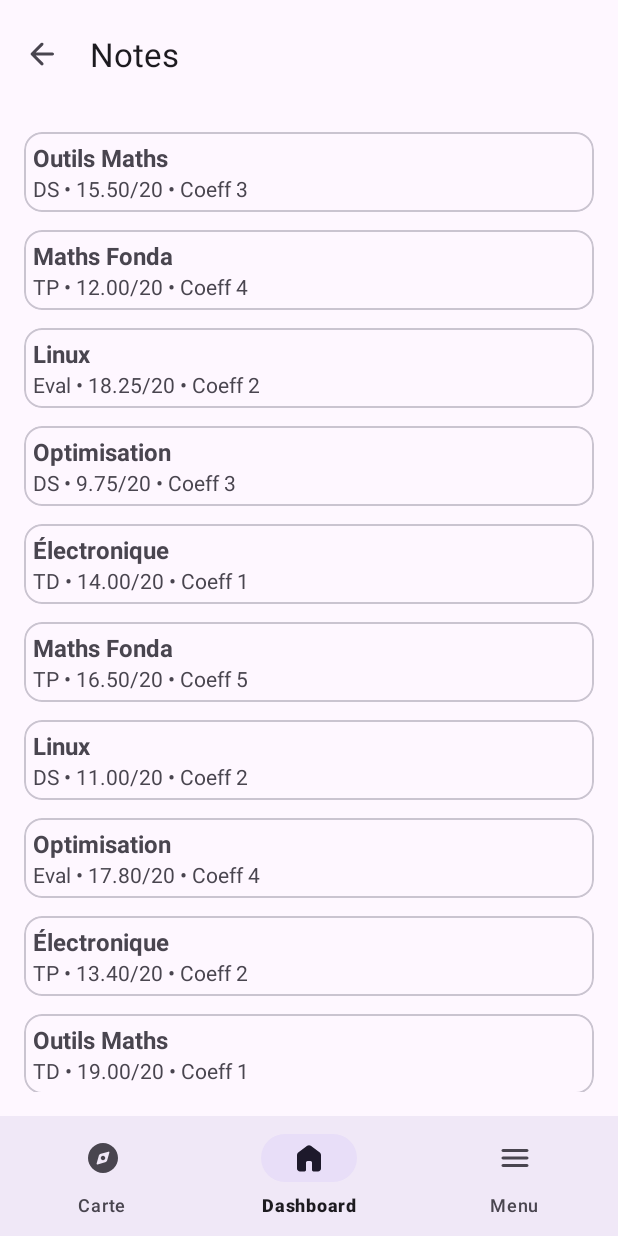
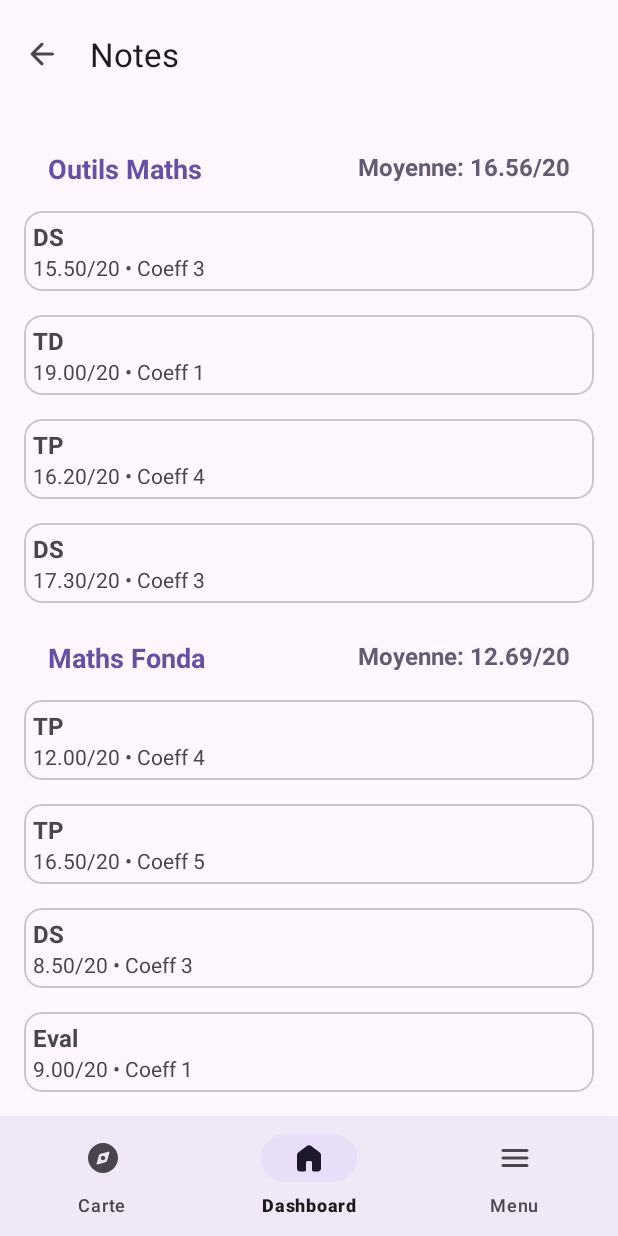
Before and after one commit to baptistedftn/myESME, an Android app: the NotesFragment screen opened through its navigation route, on a phone screen of 412 x 824 dp. Run offline under Robolectric (Android 15) with nearby library versions, the phone set to English and light mode, and no system bars; our stand-ins replace navigation-ui.

Commit message:
Notes offline OK !! (bonus pour les moyennes)

```diff
--- a/app/src/main/java/fr/sudrimaker/myesme/ui/notes/Notes.kt
+++ b/app/src/main/java/fr/sudrimaker/myesme/ui/notes/Notes.kt
@@ -6,3 +6,8 @@ data class Note(
     val coefficient: Int,
     val intitule: String
 )
+
+sealed class NotesItem {
+    data class ModuleHeader(val moduleName: String, val average: Double) : NotesItem()
+    data class NoteItem(val note: Note) : NotesItem()
+}
--- a/app/src/main/java/fr/sudrimaker/myesme/ui/notes/NotesAdapter.kt
+++ b/app/src/main/java/fr/sudrimaker/myesme/ui/notes/NotesAdapter.kt
@@ -8,27 +8,74 @@ import android.widget.TextView
 import androidx.recyclerview.widget.RecyclerView
 import fr.sudrimaker.myesme.R
 
-class NotesAdapter(private val notes: List<Note>) :
-    RecyclerView.Adapter<NotesAdapter.NoteViewHolder>() {
+class NotesAdapter(private val items: List<NotesItem>) :
+    RecyclerView.Adapter<RecyclerView.ViewHolder>() {
 
-    inner class NoteViewHolder(itemView: View) : RecyclerView.ViewHolder(itemView) {
-        val moduleText: TextView = itemView.findViewById(R.id.moduleText)
-        val detailsText: TextView = itemView.findViewById(R.id.detailsText)
+    companion object {
+        private const val TYPE_HEADER = 0
+        private const val TYPE_NOTE = 1
     }
 
-    override fun onCreateViewHolder(parent: ViewGroup, viewType: Int): NoteViewHolder {
-        val view = LayoutInflater.from(parent.context)
-            .inflate(R.layout.item_note, parent, false)
-        return NoteViewHolder(view)
+    override fun getItemViewType(position: Int): Int {
+        return when (items[position]) {
+            is NotesItem.ModuleHeader -> TYPE_HEADER
+            is NotesItem.NoteItem -> TYPE_NOTE
+        }
+    }
+
+    override fun onCreateViewHolder(parent: ViewGroup, viewType: Int): RecyclerView.ViewHolder {
+        return when (viewType) {
+            TYPE_HEADER -> {
+                val view = LayoutInflater.from(parent.context)
+                    .inflate(R.layout.item_notes_header, parent, false)
+                ModuleHeaderViewHolder(view)
+            }
+
+            TYPE_NOTE -> {
+                val view = LayoutInflater.from(parent.context)
+                    .inflate(R.layout.item_note, parent, false)
+                NoteViewHolder(view)
+            }
+
+            else -> throw IllegalArgumentException("Invalid view type")
+        }
     }
 
     @SuppressLint("SetTextI18n")
-    override fun onBindViewHolder(holder: NoteViewHolder, position: Int) {
-        val note = notes[position]
-        holder.moduleText.text = note.module
-        holder.detailsText.text =
-            "${note.intitule} • ${"%.2f".format(note.note)}/20 • Coeff ${note.coefficient}"
+    override fun onBindViewHolder(holder: RecyclerView.ViewHolder, position: Int) {
+        when (val item = items[position]) {
+            is NotesItem.ModuleHeader -> {
+                (holder as ModuleHeaderViewHolder).bind(item)
+            }
+
+            is NotesItem.NoteItem -> {
+                (holder as NoteViewHolder).bind(item.note)
+            }
+        }
     }
 
-    override fun getItemCount(): Int = notes.size
+    override fun getItemCount(): Int = items.size
+
+    inner class ModuleHeaderViewHolder(itemView: View) : RecyclerView.ViewHolder(itemView) {
+        private val moduleNameText: TextView = itemView.findViewById(R.id.moduleNameText)
+        private val moduleAverageText: TextView = itemView.findViewById(R.id.moduleAverageText)
+
+        @SuppressLint("SetTextI18n")
+        fun bind(header: NotesItem.ModuleHeader) {
+            moduleNameText.text = header.moduleName
+            moduleAverageText.text = "Moyenne: ${"%.2f".format(header.average)}/20"
+        }
+    }
+
+    inner class NoteViewHolder(itemView: View) : RecyclerView.ViewHolder(itemView) {
+        private val moduleText: TextView = itemView.findViewById(R.id.moduleText)
+        private val detailsText: TextView = itemView.findViewById(R.id.detailsText)
+
+        @SuppressLint("SetTextI18n")
+        fun bind(note: Note) {
+            moduleText.text = note.intitule
+            detailsText.text =
+                "${"%.2f".format(note.note)}/20 • Coeff ${note.coefficient}"
+        }
+    }
 }
--- a/app/src/main/java/fr/sudrimaker/myesme/ui/notes/NotesFragment.kt
+++ b/app/src/main/java/fr/sudrimaker/myesme/ui/notes/NotesFragment.kt
@@ -4,13 +4,10 @@ import android.os.Bundle
 import android.view.LayoutInflater
 import android.view.View
 import android.view.ViewGroup
-import androidx.core.widget.NestedScrollView
 import androidx.fragment.app.Fragment
-import androidx.lifecycle.ViewModelProvider
 import androidx.navigation.fragment.findNavController
 import androidx.recyclerview.widget.RecyclerView
 import androidx.recyclerview.widget.LinearLayoutManager
-import com.bumptech.glide.Glide
 import fr.sudrimaker.myesme.R
 import fr.sudrimaker.myesme.databinding.FragmentNotesBinding
 
@@ -51,18 +48,56 @@ class NotesFragment : Fragment() {
         savedInstanceState: Bundle?
     ): View {
         _binding = FragmentNotesBinding.inflate(inflater, container, false)
-        val root: View = binding.root
+        return binding.root
+    }
 
-        return root
-    }
     override fun onViewCreated(view: View, savedInstanceState: Bundle?) {
         super.onViewCreated(view, savedInstanceState)
         binding.toolbar.setOnClickListener {
             findNavController().navigate(R.id.action_global_navigation_menu_main)
         }
+
+        // Organiser les notes par module et calculer les moyennes
+        val notesItems = prepareNotesItems()
+
         val recyclerView = binding.notesRecyclerView
         recyclerView.layoutManager = LinearLayoutManager(requireContext())
-        recyclerView.adapter = NotesAdapter(notes)
+        recyclerView.adapter = NotesAdapter(notesItems)
+    }
+
+    private fun prepareNotesItems(): List<NotesItem> {
+        // Regrouper les notes par module
+        val notesByModule = notes.groupBy { it.module }
+
+        val result = mutableListOf<NotesItem>()
+
+        // Pour chaque module, calculer la moyenne et créer les items
+        notesByModule.forEach { (module, moduleNotes) ->
+            // Calculer la moyenne pondérée du module
+            var totalWeightedSum = 0.0
+            var totalCoefficients = 0
+
+            moduleNotes.forEach { note ->
+                totalWeightedSum += note.note * note.coefficient
+                totalCoefficients += note.coefficient
+            }
+
+            val average = if (totalCoefficients > 0) {
+                totalWeightedSum / totalCoefficients
+            } else {
+                0.0
+            }
+
+            // Ajouter l'en-tête du module avec sa moyenne
+            result.add(NotesItem.ModuleHeader(module, average))
+
+            // Ajouter les notes individuelles du module
+            moduleNotes.forEach { note ->
+                result.add(NotesItem.NoteItem(note))
+            }
+        }
+
+        return result
     }
 
     override fun onDestroyView() {
--- a/app/src/main/res/layout/item_note.xml
+++ b/app/src/main/res/layout/item_note.xml
@@ -3,7 +3,7 @@
     style="?attr/materialCardViewOutlinedStyle"
     android:layout_width="match_parent"
     android:layout_height="wrap_content"
-    android:layout_marginTop="4dp"
+    android:layout_marginTop="8dp"
     android:layout_marginBottom="8dp"
     android:elevation="4dp"
     android:padding="12dp">
@@ -18,7 +18,7 @@
             android:id="@+id/moduleText"
             android:layout_width="wrap_content"
             android:layout_height="wrap_content"
-            android:text="Module"
+            android:text="Intitulé"
             android:textSize="16sp"
             android:textStyle="bold" />
 
@@ -26,7 +26,7 @@
             android:id="@+id/detailsText"
             android:layout_width="match_parent"
             android:layout_height="wrap_content"
-            android:text="Intitulé • Note • Coeff"
+            android:text="Note • Coeff"
             android:textSize="14sp" />
     </LinearLayout>
 
--- /dev/null
+++ b/app/src/main/res/layout/item_notes_header.xml
@@ -0,0 +1,33 @@
+<?xml version="1.0" encoding="utf-8"?>
+<androidx.constraintlayout.widget.ConstraintLayout xmlns:android="http://schemas.android.com/apk/res/android"
+    xmlns:app="http://schemas.android.com/apk/res-auto"
+    android:layout_width="match_parent"
+    android:layout_height="wrap_content"
+    android:paddingTop="16dp"
+    android:paddingBottom="8dp">
+
+    <TextView
+        android:id="@+id/moduleNameText"
+        android:layout_width="0dp"
+        android:layout_height="wrap_content"
+        android:layout_marginStart="16dp"
+        android:layout_marginEnd="16dp"
+        android:textColor="@color/primary"
+        android:textSize="18sp"
+        android:textStyle="bold"
+        app:layout_constraintEnd_toStartOf="@id/moduleAverageText"
+        app:layout_constraintStart_toStartOf="parent"
+        app:layout_constraintTop_toTopOf="parent" />
+
+    <TextView
+        android:id="@+id/moduleAverageText"
+        android:layout_width="wrap_content"
+        android:layout_height="wrap_content"
+        android:layout_marginEnd="16dp"
+        android:textColor="@color/secondary"
+        android:textSize="16sp"
+        android:textStyle="bold"
+        app:layout_constraintEnd_toEndOf="parent"
+        app:layout_constraintTop_toTopOf="parent" />
+
+</androidx.constraintlayout.widget.ConstraintLayout>
```
